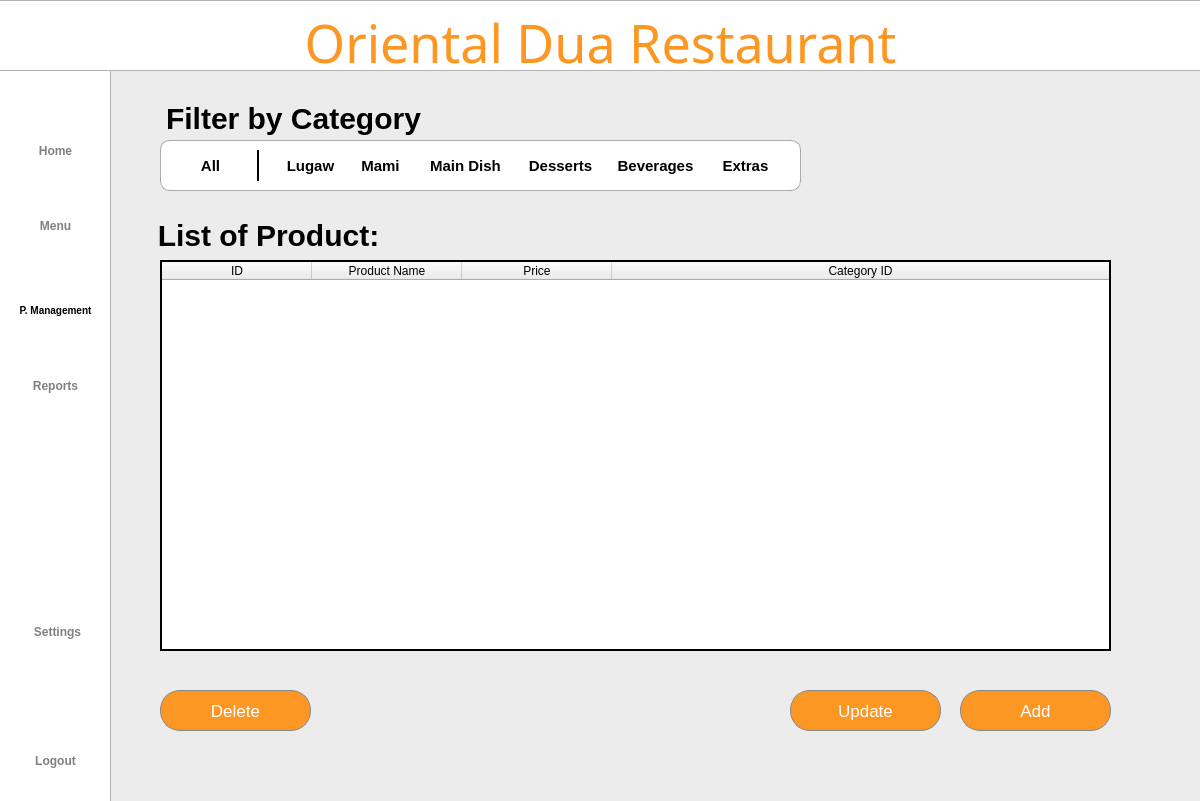
Above: Project SE/ui/pmanagementscreen.ui from Patatims/CCSFEN2_Project before the change. Below: the same form after it.
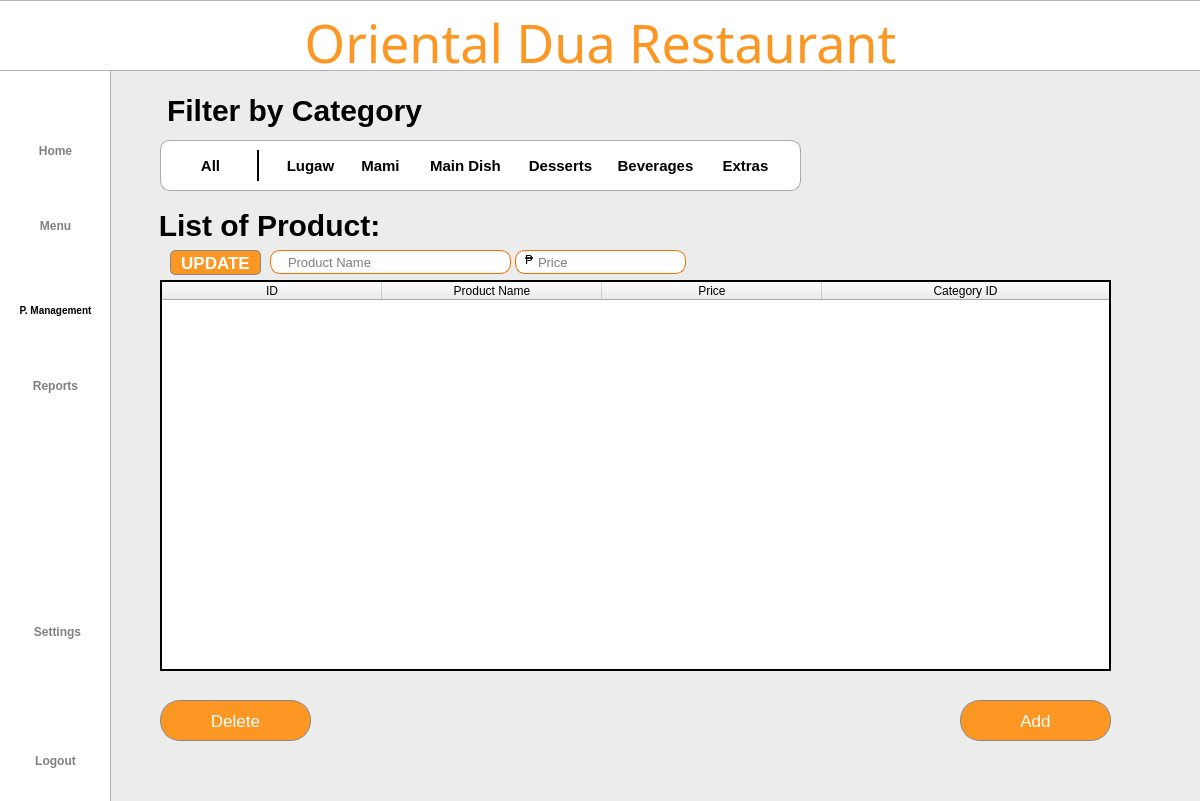
That is the form after the change. Icons and pictures are not drawn.

What changed in the file:
```diff
--- a/Project SE/ui/pmanagementscreen.ui
+++ b/Project SE/ui/pmanagementscreen.ui
@@ -504,8 +504,8 @@
    <widget class="QLabel" name="listofsale">
     <property name="geometry">
      <rect>
-      <x>158</x>
-      <y>210</y>
+      <x>159</x>
+      <y>200</y>
       <width>221</width>
       <height>51</height>
      </rect>
@@ -529,7 +529,7 @@
     <property name="geometry">
      <rect>
       <x>160</x>
-      <y>260</y>
+      <y>280</y>
       <width>951</width>
       <height>391</height>
      </rect>
@@ -571,7 +571,10 @@
      <number>100</number>
     </attribute>
     <attribute name="horizontalHeaderDefaultSectionSize">
-     <number>150</number>
+     <number>220</number>
+    </attribute>
+    <attribute name="horizontalHeaderHighlightSections">
+     <bool>false</bool>
     </attribute>
     <attribute name="horizontalHeaderStretchLastSection">
      <bool>true</bool>
@@ -604,7 +607,7 @@
     <property name="geometry">
      <rect>
       <x>160</x>
-      <y>690</y>
+      <y>700</y>
       <width>151</width>
       <height>41</height>
      </rect>
@@ -634,8 +637,8 @@
    <widget class="QLabel" name="listofsale_2">
     <property name="geometry">
      <rect>
-      <x>158</x>
-      <y>98</y>
+      <x>159</x>
+      <y>90</y>
       <width>271</width>
       <height>41</height>
      </rect>
@@ -659,7 +662,7 @@
     <property name="geometry">
      <rect>
       <x>960</x>
-      <y>690</y>
+      <y>700</y>
       <width>151</width>
       <height>41</height>
      </rect>
@@ -880,10 +883,10 @@
    <widget class="QPushButton" name="updatebtn">
     <property name="geometry">
      <rect>
-      <x>790</x>
-      <y>690</y>
-      <width>151</width>
-      <height>41</height>
+      <x>170</x>
+      <y>250</y>
+      <width>91</width>
+      <height>25</height>
      </rect>
     </property>
     <property name="styleSheet">
@@ -891,10 +894,10 @@
 	color: #FFFFFF;
     background-color: #FB9722;
     border: 1px solid #888888;
-    border-radius: 20px;
+    border-radius: 5px;
 	font-family: 'Inter';
     font-size: 17px;
-    font-weight: 400;
+    font-weight: 500;
 }
 QPushButton:hover {
 	background-color: rgb(255, 167, 25);
@@ -905,7 +908,7 @@
 }</string>
     </property>
     <property name="text">
-     <string>Update</string>
+     <string>UPDATE</string>
     </property>
    </widget>
    <widget class="Line" name="line">
@@ -960,6 +963,87 @@
      <string>All</string>
     </property>
    </widget>
+   <widget class="QLineEdit" name="pricefield">
+    <property name="geometry">
+     <rect>
+      <x>515</x>
+      <y>250</y>
+      <width>171</width>
+      <height>24</height>
+     </rect>
+    </property>
+    <property name="styleSheet">
+     <string notr="true">QLineEdit{
+	padding-left: 20px;
+    border-radius: 10px;
+    border: 1px solid rgb(234, 112, 0);  
+    background-color: rgba(255, 255, 255, 240);
+    font-family: 'Roboto';
+	font-size: 13px;
+	font-weight: 400;
+}</string>
+    </property>
+    <property name="placeholderText">
+     <string>Price</string>
+    </property>
+   </widget>
+   <widget class="QLineEdit" name="pnamefield">
+    <property name="geometry">
+     <rect>
+      <x>270</x>
+      <y>250</y>
+      <width>241</width>
+      <height>24</height>
+     </rect>
+    </property>
+    <property name="styleSheet">
+     <string notr="true">QLineEdit{
+	padding-left: 15px;
+    border-radius: 10px;
+    border: 1px solid rgb(234, 112, 0);  
+    background-color: rgba(255, 255, 255, 240);
+    font-family: 'Roboto';
+	font-size: 13px;
+	font-weight: 400;
+}</string>
+    </property>
+    <property name="placeholderText">
+     <string>Product Name</string>
+    </property>
+   </widget>
+   <widget class="QLabel" name="label">
+    <property name="geometry">
+     <rect>
+      <x>525</x>
+      <y>252</y>
+      <width>31</width>
+      <height>16</height>
+     </rect>
+    </property>
+    <property name="styleSheet">
+     <string notr="true">font: 12pt &quot;MS Shell Dlg 2&quot;;</string>
+    </property>
+    <property name="text">
+     <string>₱</string>
+    </property>
+   </widget>
+   <widget class="QLabel" name="error">
+    <property name="geometry">
+     <rect>
+      <x>700</x>
+      <y>250</y>
+      <width>401</width>
+      <height>21</height>
+     </rect>
+    </property>
+    <property name="styleSheet">
+     <string notr="true">font: 11pt &quot;MS Shell Dlg 2&quot;;
+color: rgb(255, 0, 0);</string>
+    </property>
+    <property name="text">
+     <string/>
+    </property>
+   </widget>
   </widget>
  </widget>
  <resources>
```
